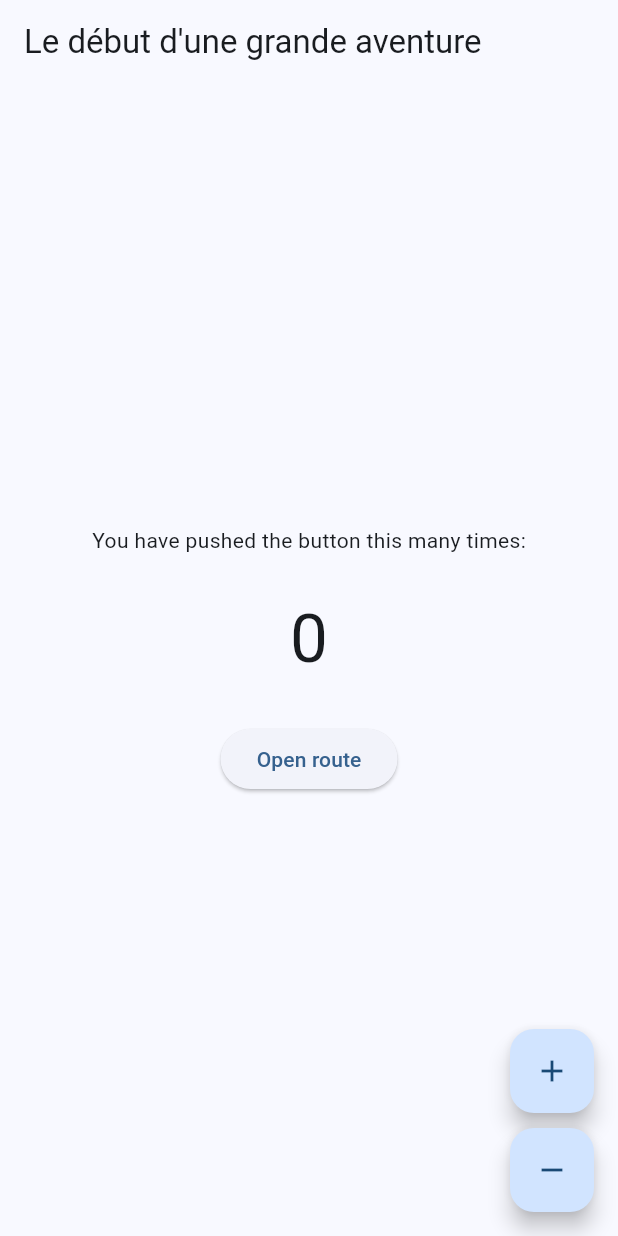
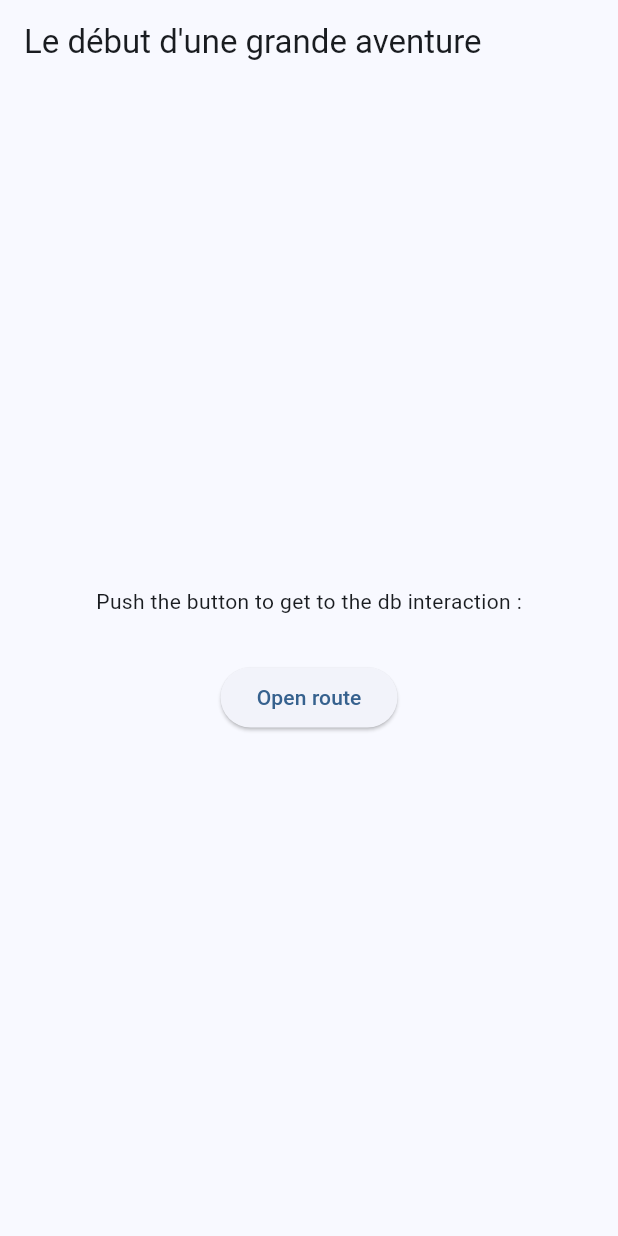
Before and after one commit to MRandl/megamuscle, a Flutter app: the screen it shows after launch, on a phone screen of 412 x 824 dp. Run offline on Flutter 3.47's test engine with Material 2 defaults, Android fonts, the phone set to English and light mode, and no system bars; our stand-ins replace sqflite; accounts and stored records are empty.

Commit message:
display and updates

```diff
--- a/lib/dataStore.dart
+++ b/lib/dataStore.dart
@@ -8,7 +8,7 @@ class DogDataStore {
 
   final Database _db;
 
-  static Future<DogDataStore> open(filename) async {
+  static Future<DogDataStore> open(String filename) async {
     return DogDataStore._builder(
       await openDatabase(
         join(await getDatabasesPath(), filename),
--- a/lib/myHomePage.dart
+++ b/lib/myHomePage.dart
@@ -1,5 +1,5 @@
 import 'package:flutter/material.dart';
-import 'package:megamuscle/dbInteract.dart';
+import 'package:megamuscle/dbInteractRoute.dart';
 
 class MyHomePage extends StatefulWidget {
   const MyHomePage({super.key, required this.title});
@@ -12,25 +12,8 @@ class MyHomePage extends StatefulWidget {
 }
 
 class _MyHomePageState extends State<MyHomePage> {
-  int _counter = 0;
 
-  void _incrementCounter() {
-    setState(() {
-      int ctr = _counter + 1;
-      if(ctr >= 0) {
-        _counter = ctr;
-      }
-    });
-  }
 
-  void _decrementCounter() {
-    setState(() {
-      int ctr = _counter - 1;
-      if(ctr >= 0) {
-        _counter = ctr;
-      }
-    });
-  }
 
   @override
   Widget build(BuildContext context) {
@@ -43,19 +26,14 @@ class _MyHomePageState extends State<MyHomePage> {
           mainAxisAlignment: MainAxisAlignment.center,
           children: <Widget>[
             const Text(
-              'You have pushed the button this many times:',
-            ),
-            const SizedBox(height: 30),
-            Text(
-              '$_counter',
-              style: Theme.of(context).textTheme.displayMedium,
+              'Push the button to get to the db interaction :',
             ),
             const SizedBox(height: 30),
             ElevatedButton(
               onPressed: () {
                 Navigator.push(
                   context,
-                    MaterialPageRoute(builder: (context) => const DbInteract(name:"blabla.db")),
+                  MaterialPageRoute(builder: (context) => const DbInteractRoute(dbFileName:"blabla.db")),
                 );
               },
               child: const Text('Open route'),
@@ -63,22 +41,6 @@ class _MyHomePageState extends State<MyHomePage> {
           ],
         ),
       ),
-      floatingActionButton : Wrap( //will break to another line on overflow
-        direction: Axis.vertical, //use vertical to show  on vertical axis
-        children: <Widget>[
-          FloatingActionButton(
-            heroTag: "btn1",
-            onPressed: _incrementCounter,
-            child: const Icon(Icons.add),
-          ), //button first
-          const SizedBox(height: 10),
-          FloatingActionButton(
-            heroTag: "btn2",
-            onPressed: _decrementCounter,
-            child: const Icon(Icons.remove),
-          ),
-        ],
-      ),// button second
     );
   }
 }
```
Also changed, not shown: lib/dbInteract.dart (deleted, +0 -30 lines), lib/dbInteractRoute.dart (added, +112 -0 lines). Lines whose indentation alone changed are shown as unchanged.
